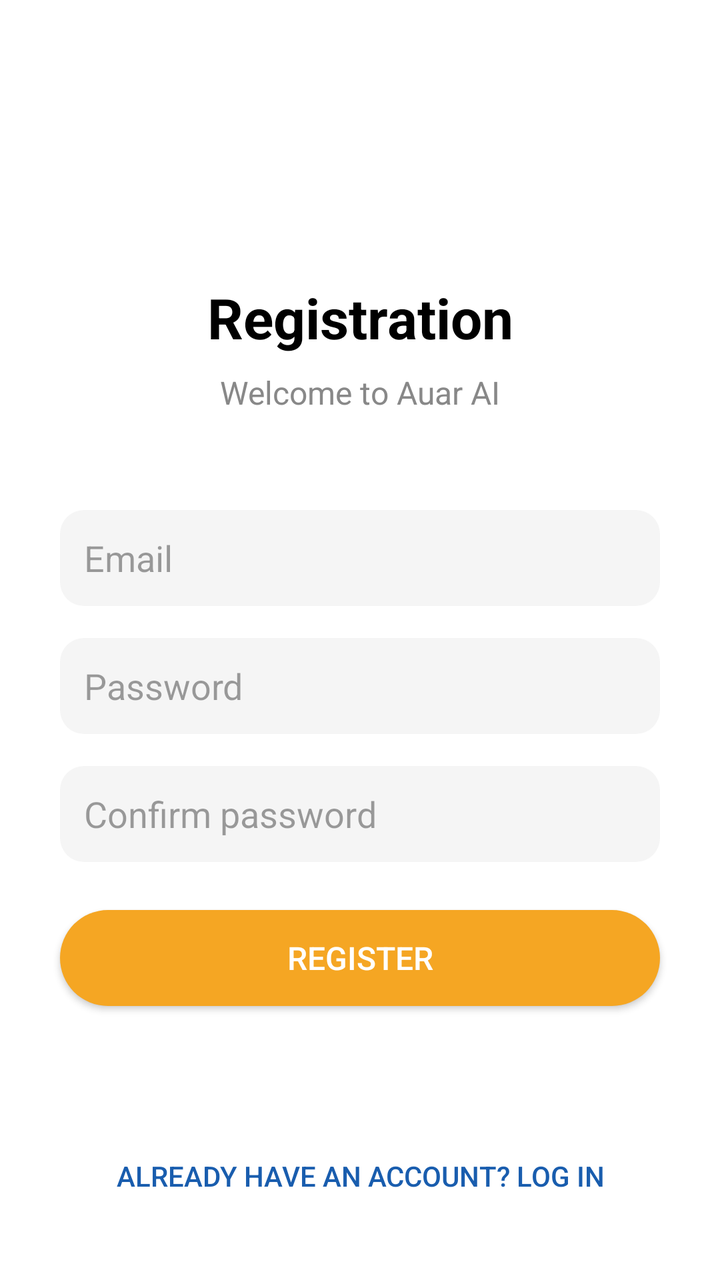
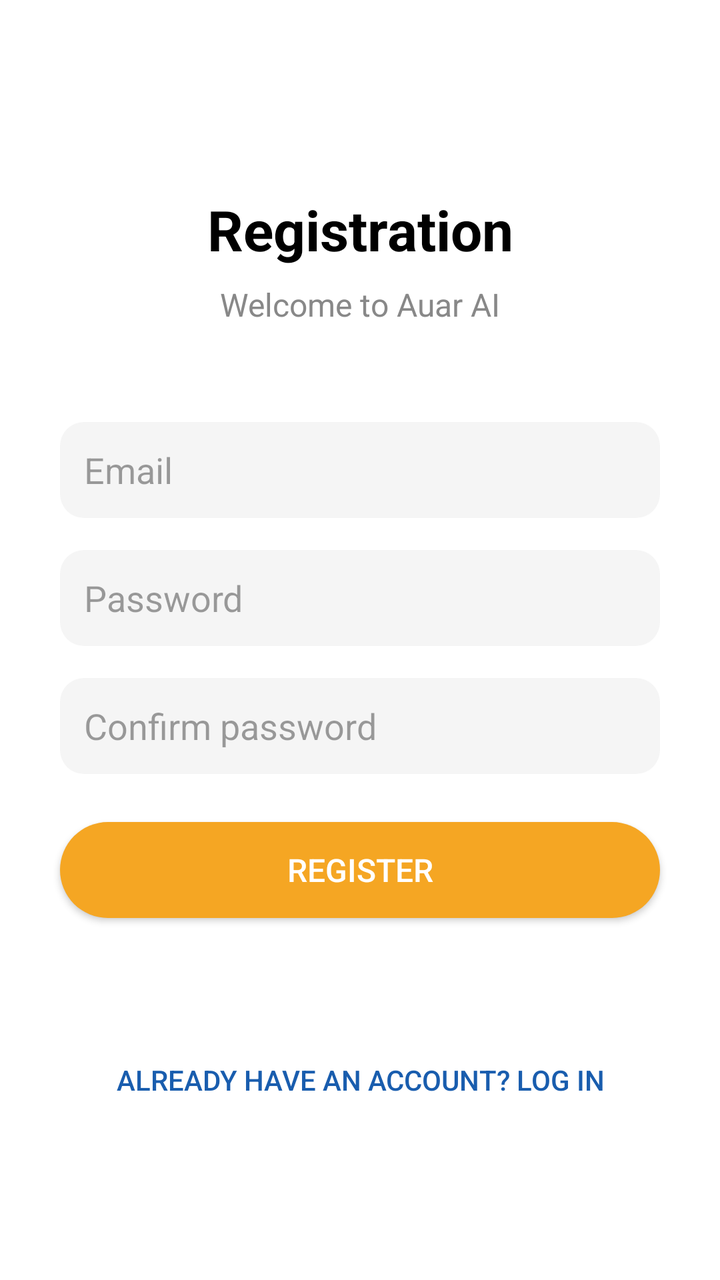

Compare the two renders of this Android layout. The source of the first and the diff that turns it into the second are given below.
<!-- AndroidManifest.xml: application theme Theme.AuarAI -->
<!-- res/layout/activity_register.xml -->
<?xml version="1.0" encoding="utf-8"?>
<androidx.constraintlayout.widget.ConstraintLayout xmlns:android="http://schemas.android.com/apk/res/android"
    xmlns:app="http://schemas.android.com/apk/res-auto"
    xmlns:tools="http://schemas.android.com/tools"
    android:id="@+id/main"
    android:layout_width="match_parent"
    android:layout_height="match_parent"
    tools:context=".authorization.RegisterActivity"
    android:background="#FFFFFF">


    <TextView
        android:id="@+id/textView"
        android:layout_width="wrap_content"
        android:layout_height="wrap_content"
        android:layout_marginTop="140dp"
        android:text="Registration"
        android:textSize="28sp"
        android:textStyle="bold"
        android:textColor="#000000"
        app:layout_constraintTop_toTopOf="parent"
        app:layout_constraintStart_toStartOf="parent"
        app:layout_constraintEnd_toEndOf="parent" />

    <TextView
        android:id="@+id/textView2"
        android:layout_width="wrap_content"
        android:layout_height="wrap_content"
        android:text="Welcome to Auar AI"
        android:textColor="#888888"
        android:textSize="16sp"
        android:layout_marginTop="8dp"
        app:layout_constraintTop_toBottomOf="@+id/textView"
        app:layout_constraintStart_toStartOf="parent"
        app:layout_constraintEnd_toEndOf="parent" />

    <EditText
        android:id="@+id/emailText"
        android:layout_width="300dp"
        android:layout_height="48dp"
        android:hint="Email"
        android:background="@drawable/edittext_background"
        android:padding="12dp"
        android:layout_marginTop="48dp"
        app:layout_constraintTop_toBottomOf="@+id/textView2"
        app:layout_constraintStart_toStartOf="parent"
        app:layout_constraintEnd_toEndOf="parent" />

    <EditText
        android:id="@+id/passwordText"
        android:layout_width="300dp"
        android:layout_height="48dp"
        android:hint="Password"
        android:inputType="textPassword"
        android:background="@drawable/edittext_background"
        android:padding="12dp"
        android:layout_marginTop="16dp"
        app:layout_constraintTop_toBottomOf="@+id/emailText"
        app:layout_constraintStart_toStartOf="parent"
        app:layout_constraintEnd_toEndOf="parent" />

    <EditText
        android:id="@+id/passwordConfText"
        android:layout_width="300dp"
        android:layout_height="48dp"
        android:hint="Confirm password"
        android:inputType="textPassword"
        android:background="@drawable/edittext_background"
        android:padding="12dp"
        android:layout_marginTop="16dp"
        app:layout_constraintTop_toBottomOf="@+id/passwordText"
        app:layout_constraintStart_toStartOf="parent"
        app:layout_constraintEnd_toEndOf="parent" />

    <TextView
        android:id="@+id/passwordSameText"
        android:layout_width="wrap_content"
        android:layout_height="wrap_content"
        android:text=""
        android:textColor="#D50000"
        android:textSize="16sp"
        android:layout_marginTop="3dp"
        android:layout_marginLeft="10dp"
        app:layout_constraintTop_toBottomOf="@+id/passwordConfText"
        app:layout_constraintStart_toStartOf="@+id/passwordConfText"
        />

    <Button
        android:id="@+id/registerButton"
        android:layout_width="300dp"
        android:layout_height="48dp"
        android:text="Register"
        android:textColor="#FFFFFF"
        android:textSize="16sp"
        android:background="@drawable/button_background"
        android:layout_marginTop="24dp"
        app:layout_constraintTop_toBottomOf="@+id/passwordConfText"
        app:layout_constraintStart_toStartOf="parent"
        app:layout_constraintEnd_toEndOf="parent" />

    <Button
        android:id="@+id/loginButton"
        android:layout_width="wrap_content"
        android:layout_height="wrap_content"
        android:layout_marginBottom="28dp"
        android:text="Already have an account? Log in"
        android:textColor="#195dae"
        android:background="@android:color/transparent"
        app:layout_constraintBottom_toBottomOf="parent"
        app:layout_constraintEnd_toEndOf="parent"
        app:layout_constraintStart_toStartOf="parent" />


</androidx.constraintlayout.widget.ConstraintLayout>
<!-- resources referenced by this layout -->
<resources>
  <style name="Theme.AuarAI" parent="Theme.MaterialComponents.DayNight.NoActionBar">
          
          <item name="colorPrimary">@color/primary_color</item>
          <item name="colorPrimaryVariant">@color/primary_variant</item>
          <item name="colorOnPrimary">@color/on_primary_light</item>
          
          
          <item name="colorSecondary">@color/secondary_color</item>
          <item name="colorSecondaryVariant">@color/secondary_variant</item>
          <item name="colorOnSecondary">@color/on_secondary_light</item>
          
          
          <item name="android:statusBarColor">@color/background_light</item>
          <item name="android:windowLightStatusBar">true</item>
          
          
          <item name="android:colorBackground">@color/background_light</item>
          <item name="colorSurface">@color/surface_light</item>
          <item name="colorOnBackground">@color/on_background_light</item>
          <item name="colorOnSurface">@color/on_surface_light</item>
          
          
          <item name="colorError">@color/error_light</item>
          <item name="colorOnError">@color/on_error_light</item>
          
          
          <item name="android:textColorPrimary">@color/text_primary_light</item>
          <item name="android:textColorSecondary">@color/text_secondary_light</item>
          <item name="android:textColorHint">@color/text_hint_light</item>
          
          
          <item name="cardBackgroundColor">@color/card_background_light</item>
          <item name="dividerColor">@color/divider_light</item>
          <item name="rippleColor">@color/ripple_light</item>
          
          
          <item name="shapeAppearanceSmallComponent">@style/ShapeAppearance.AuarAI.SmallComponent</item>
          <item name="shapeAppearanceMediumComponent">@style/ShapeAppearance.AuarAI.MediumComponent</item>
          <item name="shapeAppearanceLargeComponent">@style/ShapeAppearance.AuarAI.LargeComponent</item>
          
          
          <item name="textAppearanceHeadline1">@style/TextAppearance.AuarAI.Headline1</item>
          <item name="textAppearanceHeadline2">@style/TextAppearance.AuarAI.Headline2</item>
          <item name="textAppearanceHeadline3">@style/TextAppearance.AuarAI.Headline3</item>
          <item name="textAppearanceHeadline4">@style/TextAppearance.AuarAI.Headline4</item>
          <item name="textAppearanceHeadline5">@style/TextAppearance.AuarAI.Headline5</item>
          <item name="textAppearanceHeadline6">@style/TextAppearance.AuarAI.Headline6</item>
          <item name="textAppearanceSubtitle1">@style/TextAppearance.AuarAI.Subtitle1</item>
          <item name="textAppearanceSubtitle2">@style/TextAppearance.AuarAI.Subtitle2</item>
          <item name="textAppearanceBody1">@style/TextAppearance.AuarAI.Body1</item>
          <item name="textAppearanceBody2">@style/TextAppearance.AuarAI.Body2</item>
          <item name="textAppearanceButton">@style/TextAppearance.AuarAI.Button</item>
          <item name="textAppearanceCaption">@style/TextAppearance.AuarAI.Caption</item>
          <item name="textAppearanceOverline">@style/TextAppearance.AuarAI.Overline</item>
      </style>
  <color name="primary_color">#FF6200EE</color>
  <color name="primary_variant">#FF3700B3</color>
  <color name="on_primary_light">#FFFFFFFF</color>
  <color name="secondary_color">#FF03DAC5</color>
  <color name="secondary_variant">#FF018786</color>
  <color name="on_secondary_light">#FF000000</color>
  <color name="background_light">#FFFFFFFF</color>
  <color name="surface_light">#FFFFFFFF</color>
  <color name="on_surface_light">#FF000000</color>
  <color name="error_light">#FFB00020</color>
  <color name="on_error_light">#FFFFFFFF</color>
  <color name="text_primary_light">#DE000000</color>
  <color name="text_hint_light">#61000000</color>
  <color name="divider_light">#1F000000</color>
  <color name="ripple_light">#1F000000</color>
  <!-- unchanged entries left out for length: 21 -->
</resources>

<!-- the commit's change to res/layout/activity_register.xml (unified diff, before → after) -->
@@ -1,114 +1,127 @@
 <?xml version="1.0" encoding="utf-8"?>
-<androidx.constraintlayout.widget.ConstraintLayout xmlns:android="http://schemas.android.com/apk/res/android"
+<androidx.coordinatorlayout.widget.CoordinatorLayout xmlns:android="http://schemas.android.com/apk/res/android"
     xmlns:app="http://schemas.android.com/apk/res-auto"
     xmlns:tools="http://schemas.android.com/tools"
     android:id="@+id/main"
     android:layout_width="match_parent"
     android:layout_height="match_parent"
+    android:fitsSystemWindows="true"
     tools:context=".authorization.RegisterActivity"
     android:background="#FFFFFF">
 
+    <androidx.core.widget.NestedScrollView
+        android:layout_width="match_parent"
+        android:layout_height="match_parent"
+        android:fillViewport="true">
 
-    <TextView
-        android:id="@+id/textView"
-        android:layout_width="wrap_content"
-        android:layout_height="wrap_content"
-        android:layout_marginTop="140dp"
-        android:text="Registration"
-        android:textSize="28sp"
-        android:textStyle="bold"
-        android:textColor="#000000"
-        app:layout_constraintTop_toTopOf="parent"
-        app:layout_constraintStart_toStartOf="parent"
-        app:layout_constraintEnd_toEndOf="parent" />
+        <androidx.constraintlayout.widget.ConstraintLayout
+            android:layout_width="match_parent"
+            android:layout_height="wrap_content"
+            android:paddingTop="48dp"
+            android:paddingBottom="48dp">
 
-    <TextView
-        android:id="@+id/textView2"
-        android:layout_width="wrap_content"
-        android:layout_height="wrap_content"
-        android:text="Welcome to Auar AI"
-        android:textColor="#888888"
-        android:textSize="16sp"
-        android:layout_marginTop="8dp"
-        app:layout_constraintTop_toBottomOf="@+id/textView"
-        app:layout_constraintStart_toStartOf="parent"
-        app:layout_constraintEnd_toEndOf="parent" />
+            <TextView
+                android:id="@+id/textView"
+                android:layout_width="wrap_content"
+                android:layout_height="wrap_content"
+                android:layout_marginTop="48dp"
+                android:text="Registration"
+                android:textSize="28sp"
+                android:textStyle="bold"
+                android:textColor="#000000"
+                app:layout_constraintTop_toTopOf="parent"
+                app:layout_constraintStart_toStartOf="parent"
+                app:layout_constraintEnd_toEndOf="parent" />
 
-    <EditText
-        android:id="@+id/emailText"
-        android:layout_width="300dp"
-        android:layout_height="48dp"
-        android:hint="Email"
-        android:background="@drawable/edittext_background"
-        android:padding="12dp"
-        android:layout_marginTop="48dp"
-        app:layout_constraintTop_toBottomOf="@+id/textView2"
-        app:layout_constraintStart_toStartOf="parent"
-        app:layout_constraintEnd_toEndOf="parent" />
+            <TextView
+                android:id="@+id/textView2"
+                android:layout_width="wrap_content"
+                android:layout_height="wrap_content"
+                android:text="Welcome to Auar AI"
+                android:textColor="#888888"
+                android:textSize="16sp"
+                android:layout_marginTop="8dp"
+                app:layout_constraintTop_toBottomOf="@+id/textView"
+                app:layout_constraintStart_toStartOf="parent"
+                app:layout_constraintEnd_toEndOf="parent" />
 
-    <EditText
-        android:id="@+id/passwordText"
-        android:layout_width="300dp"
-        android:layout_height="48dp"
-        android:hint="Password"
-        android:inputType="textPassword"
-        android:background="@drawable/edittext_background"
-        android:padding="12dp"
-        android:layout_marginTop="16dp"
-        app:layout_constraintTop_toBottomOf="@+id/emailText"
-        app:layout_constraintStart_toStartOf="parent"
-        app:layout_constraintEnd_toEndOf="parent" />
+            <EditText
+                android:id="@+id/emailText"
+                android:layout_width="300dp"
+                android:layout_height="48dp"
+                android:hint="Email"
+                android:background="@drawable/edittext_background"
+                android:padding="12dp"
+                android:layout_marginTop="48dp"
+                app:layout_constraintTop_toBottomOf="@+id/textView2"
+                app:layout_constraintStart_toStartOf="parent"
+                app:layout_constraintEnd_toEndOf="parent" />
 
-    <EditText
-        android:id="@+id/passwordConfText"
-        android:layout_width="300dp"
-        android:layout_height="48dp"
-        android:hint="Confirm password"
-        android:inputType="textPassword"
-        android:background="@drawable/edittext_background"
-        android:padding="12dp"
-        android:layout_marginTop="16dp"
-        app:layout_constraintTop_toBottomOf="@+id/passwordText"
-        app:layout_constraintStart_toStartOf="parent"
-        app:layout_constraintEnd_toEndOf="parent" />
+            <EditText
+                android:id="@+id/passwordText"
+                android:layout_width="300dp"
+                android:layout_height="48dp"
+                android:hint="Password"
+                android:inputType="textPassword"
+                android:background="@drawable/edittext_background"
+                android:padding="12dp"
+                android:layout_marginTop="16dp"
+                app:layout_constraintTop_toBottomOf="@+id/emailText"
+                app:layout_constraintStart_toStartOf="parent"
+                app:layout_constraintEnd_toEndOf="parent" />
 
-    <TextView
-        android:id="@+id/passwordSameText"
-        android:layout_width="wrap_content"
-        android:layout_height="wrap_content"
-        android:text=""
-        android:textColor="#D50000"
-        android:textSize="16sp"
-        android:layout_marginTop="3dp"
-        android:layout_marginLeft="10dp"
-        app:layout_constraintTop_toBottomOf="@+id/passwordConfText"
-        app:layout_constraintStart_toStartOf="@+id/passwordConfText"
-        />
+            <EditText
+                android:id="@+id/passwordConfText"
+                android:layout_width="300dp"
+                android:layout_height="48dp"
+                android:hint="Confirm password"
+                android:inputType="textPassword"
+                android:background="@drawable/edittext_background"
+                android:padding="12dp"
+                android:layout_marginTop="16dp"
+                app:layout_constraintTop_toBottomOf="@+id/passwordText"
+                app:layout_constraintStart_toStartOf="parent"
+                app:layout_constraintEnd_toEndOf="parent" />
 
-    <Button
-        android:id="@+id/registerButton"
-        android:layout_width="300dp"
-        android:layout_height="48dp"
-        android:text="Register"
-        android:textColor="#FFFFFF"
-        android:textSize="16sp"
-        android:background="@drawable/button_background"
-        android:layout_marginTop="24dp"
-        app:layout_constraintTop_toBottomOf="@+id/passwordConfText"
-        app:layout_constraintStart_toStartOf="parent"
-        app:layout_constraintEnd_toEndOf="parent" />
+            <TextView
+                android:id="@+id/passwordSameText"
+                android:layout_width="wrap_content"
+                android:layout_height="wrap_content"
+                android:text=""
+                android:textColor="#D50000"
+                android:textSize="16sp"
+                android:layout_marginTop="3dp"
+                android:layout_marginLeft="10dp"
+                app:layout_constraintTop_toBottomOf="@+id/passwordConfText"
+                app:layout_constraintStart_toStartOf="@+id/passwordConfText" />
 
-    <Button
-        android:id="@+id/loginButton"
-        android:layout_width="wrap_content"
-        android:layout_height="wrap_content"
-        android:layout_marginBottom="28dp"
-        android:text="Already have an account? Log in"
-        android:textColor="#195dae"
-        android:background="@android:color/transparent"
-        app:layout_constraintBottom_toBottomOf="parent"
-        app:layout_constraintEnd_toEndOf="parent"
-        app:layout_constraintStart_toStartOf="parent" />
+            <Button
+                android:id="@+id/registerButton"
+                android:layout_width="300dp"
+                android:layout_height="48dp"
+                android:text="Register"
+                android:textColor="#FFFFFF"
+                android:textSize="16sp"
+                android:background="@drawable/button_background"
+                android:layout_marginTop="24dp"
+                app:layout_constraintTop_toBottomOf="@+id/passwordConfText"
+                app:layout_constraintStart_toStartOf="parent"
+                app:layout_constraintEnd_toEndOf="parent" />
 
+            <Button
+                android:id="@+id/loginButton"
+                android:layout_width="wrap_content"
+                android:layout_height="wrap_content"
+                android:layout_marginBottom="28dp"
+                android:text="Already have an account? Log in"
+                android:textColor="#195dae"
+                android:background="@android:color/transparent"
+                app:layout_constraintBottom_toBottomOf="parent"
+                app:layout_constraintEnd_toEndOf="parent"
+                app:layout_constraintStart_toStartOf="parent" />
 
-</androidx.constraintlayout.widget.ConstraintLayout>
+        </androidx.constraintlayout.widget.ConstraintLayout>
+
+    </androidx.core.widget.NestedScrollView>
+
+</androidx.coordinatorlayout.widget.CoordinatorLayout>
<!-- resource entries referenced after the edit -->
@@ -12,8 +12,10 @@
           <item name="colorOnSecondary">@color/on_secondary_light</item>
           
           
-          <item name="android:statusBarColor">@color/background_light</item>
+          <item name="android:statusBarColor">@android:color/transparent</item>
           <item name="android:windowLightStatusBar">true</item>
+          <item name="android:windowTranslucentStatus">true</item>
+          <item name="android:windowTranslucentNavigation">true</item>
           
           
           <item name="android:colorBackground">@color/background_light</item>
